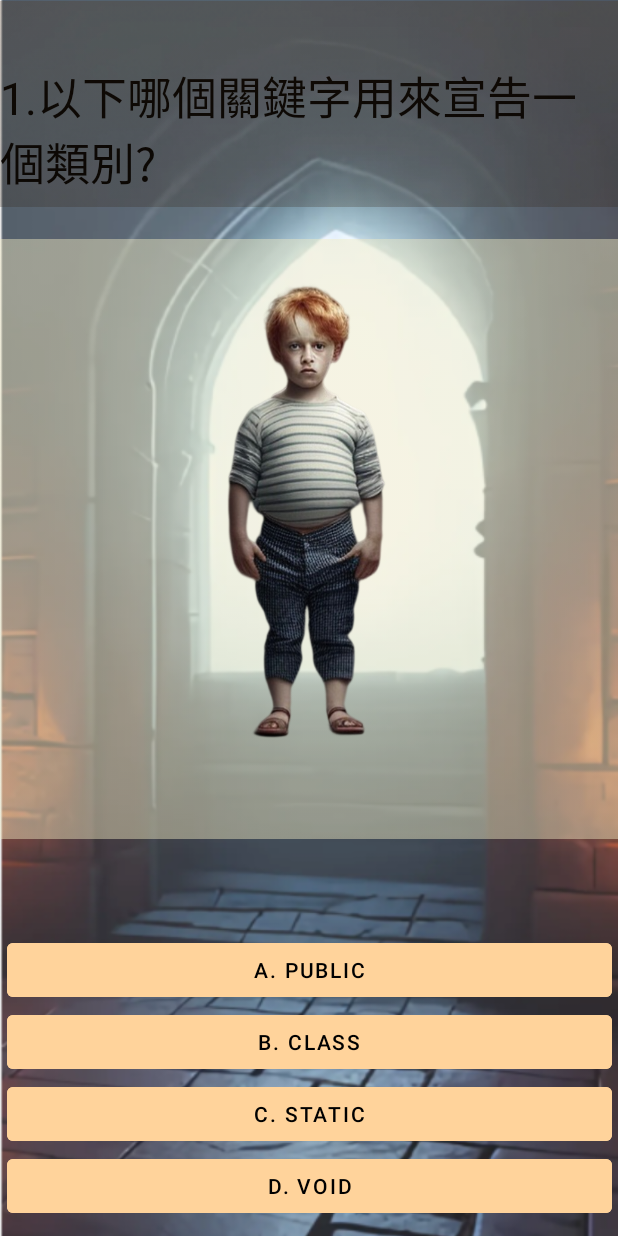
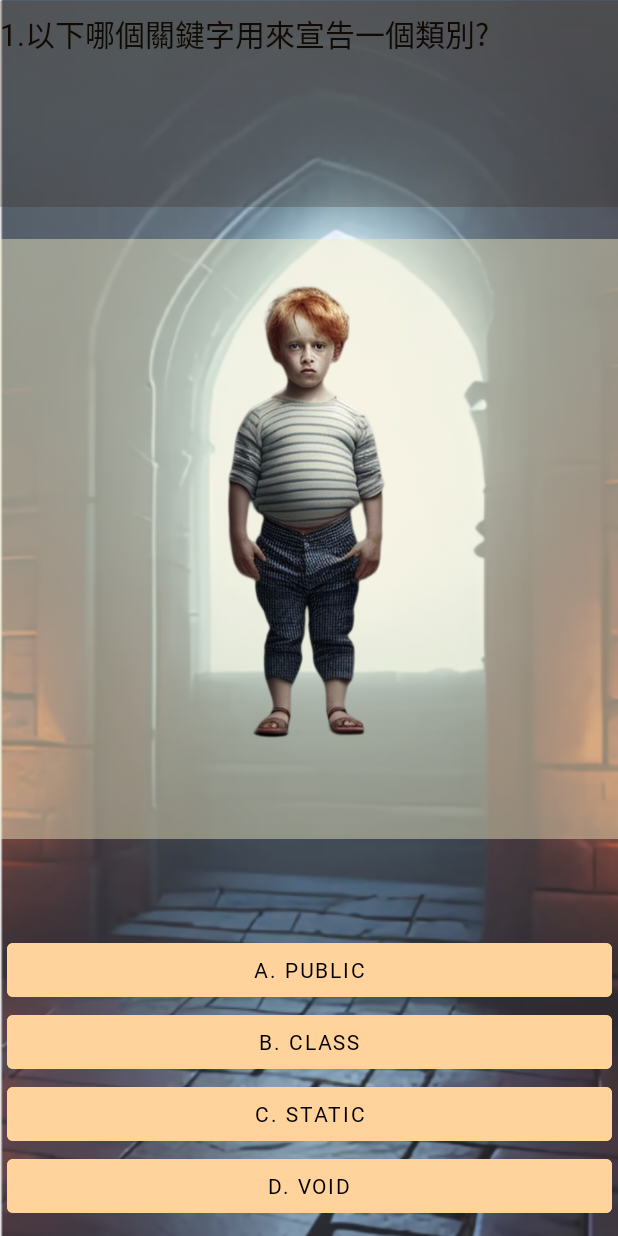
Before and after one commit to JavaGameLab413/JavaGame, an Android app: the Fight_01 screen opened directly, with no data from a screen before it, after a tap on "Q1", on a phone screen of 412 x 824 dp. Run offline under Robolectric (Android 15) with nearby library versions, the phone set to English and light mode, and no system bars; our stand-ins replace Firebase (no records; nobody signed in at launch, a user with empty details on screens opened directly); 13 statements that could not run were skipped.

Commit message:
fix:調整戰鬥畫面的文字大小及格式

```diff
--- a/app/src/main/java/com/example/myapplication/Fight.kt
+++ b/app/src/main/java/com/example/myapplication/Fight.kt
@@ -7,6 +7,8 @@ import android.widget.Button
 
 class Fight : AppCompatActivity() {
     override fun onCreate(savedInstanceState: Bundle?) {
+        //啟用自定義的主題
+        setTheme(R.style.AppTheme);
         super.onCreate(savedInstanceState)
         setContentView(R.layout.activity_fight)
 
--- a/app/src/main/java/com/example/myapplication/FightMain.kt
+++ b/app/src/main/java/com/example/myapplication/FightMain.kt
@@ -16,6 +16,8 @@ class FightMain : AppCompatActivity() {
 
     @SuppressLint("MissingInflatedId")
     override fun onCreate(savedInstanceState: Bundle?) {
+        //啟用自定義的主題
+        setTheme(R.style.AppTheme);
         super.onCreate(savedInstanceState)
         setContentView(R.layout.activity_fight_main)
         val btOptionsA = findViewById<Button>(R.id.OptionsA)
--- a/app/src/main/java/com/example/myapplication/Fight_01.kt
+++ b/app/src/main/java/com/example/myapplication/Fight_01.kt
@@ -9,6 +9,8 @@ import kotlin.random.Random
 
 class Fight_01 : AppCompatActivity() {
     override fun onCreate(savedInstanceState: Bundle?) {
+        //啟用自定義的主題
+        setTheme(R.style.AppTheme);
         super.onCreate(savedInstanceState)
         setContentView(R.layout.activity_fight01)
         val btq1 = findViewById<Button>(R.id.buttonQ1)
--- a/app/src/main/res/layout/activity_fight.xml
+++ b/app/src/main/res/layout/activity_fight.xml
@@ -25,7 +25,7 @@
         android:layout_height="wrap_content" />
     <TextView
         android:id="@+id/textView3"
-        android:layout_width="112dp"
+        android:layout_width="wrap_content"
         android:layout_height="56dp"
         android:text="@string/java"
         android:textColor="@color/black"
--- a/app/src/main/res/layout/activity_fight_main.xml
+++ b/app/src/main/res/layout/activity_fight_main.xml
@@ -50,16 +50,16 @@
     <TextView
         android:id="@+id/question"
         android:layout_width="match_parent"
-        android:layout_height="87dp"
+        android:layout_height="122dp"
         android:text="1.以下哪個關鍵字用來宣告一個類別?"
         android:textColor="@color/black"
-        android:textSize="30sp"
+        android:textSize="20sp"
         app:layout_constraintBottom_toBottomOf="@+id/background"
         app:layout_constraintEnd_toEndOf="parent"
-        app:layout_constraintHorizontal_bias="0.492"
+        app:layout_constraintHorizontal_bias="0.0"
         app:layout_constraintStart_toStartOf="parent"
         app:layout_constraintTop_toTopOf="@+id/background"
-        app:layout_constraintVertical_bias="0.057"
+        app:layout_constraintVertical_bias="0.01"
         tools:ignore="VisualLintOverlap,TextSizeCheck" />
 
     <ImageView
```
